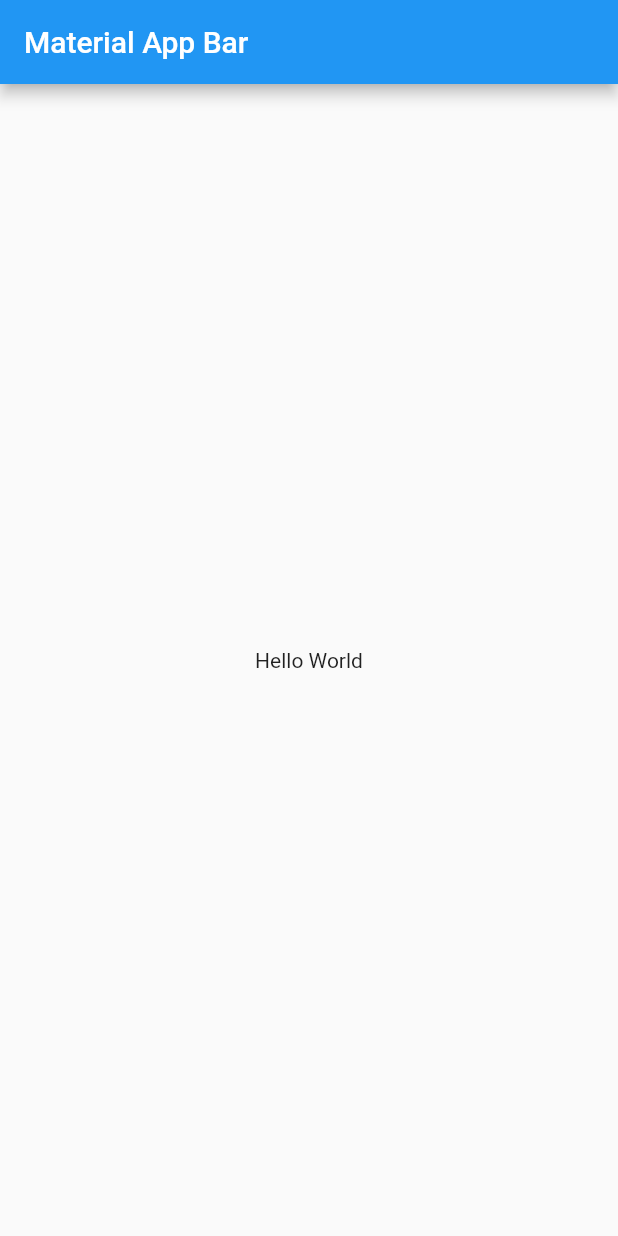
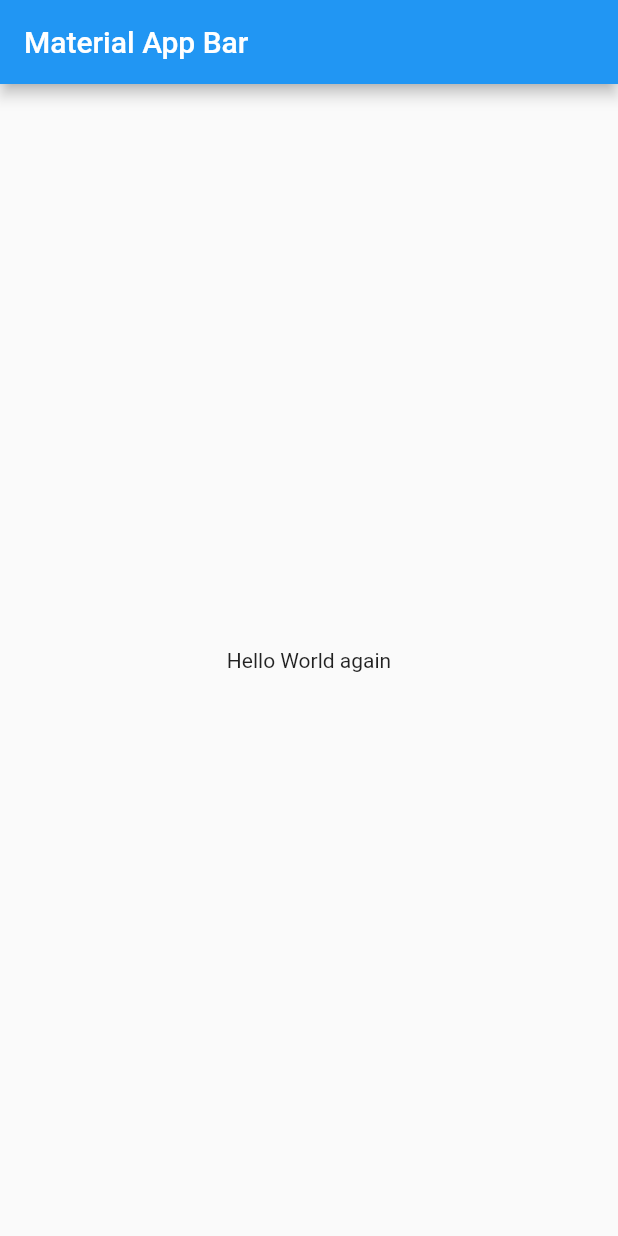
Before and after one commit to cjamar/new-project, a Flutter app: the screen it shows after launch, on a phone screen of 412 x 824 dp. Run offline on Flutter 3.47's test engine with Material 2 defaults, Android fonts, the phone set to English and light mode, and no system bars.

Commit message:
Changing hello world

```diff
--- a/lib/main.dart
+++ b/lib/main.dart
@@ -14,7 +14,7 @@ class MyApp extends StatelessWidget {
           title: const Text('Material App Bar'),
         ),
         body: const Center(
-          child: Text('Hello World'),
+          child: Text('Hello World again'),
         ),
       ),
     );
```
